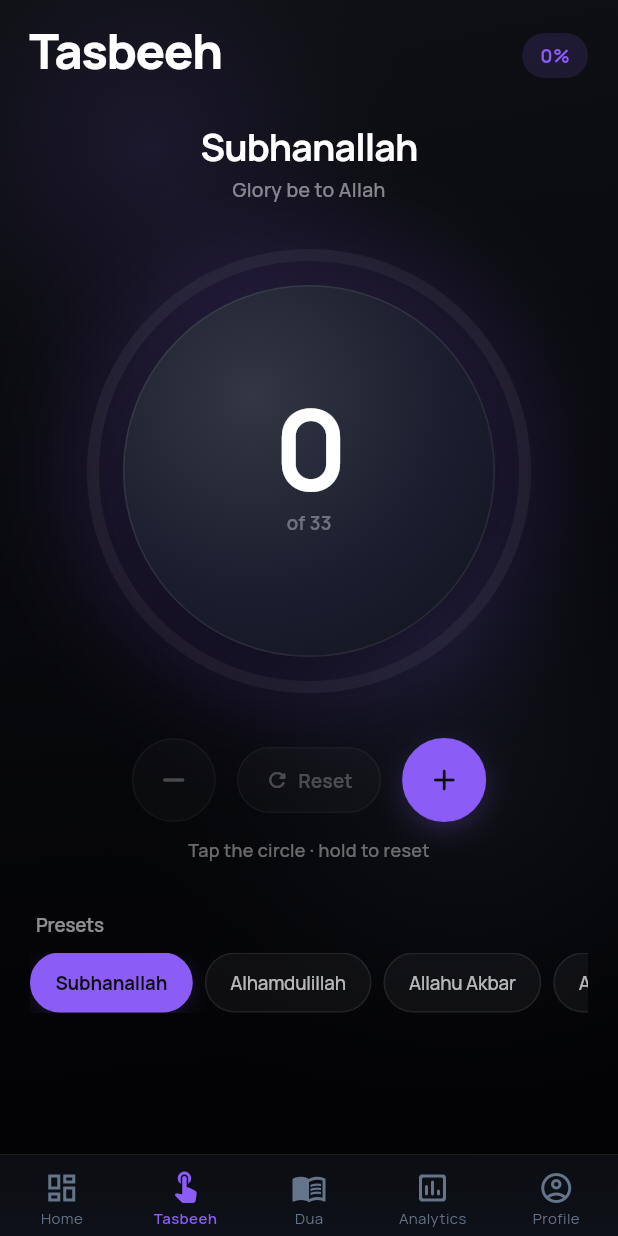
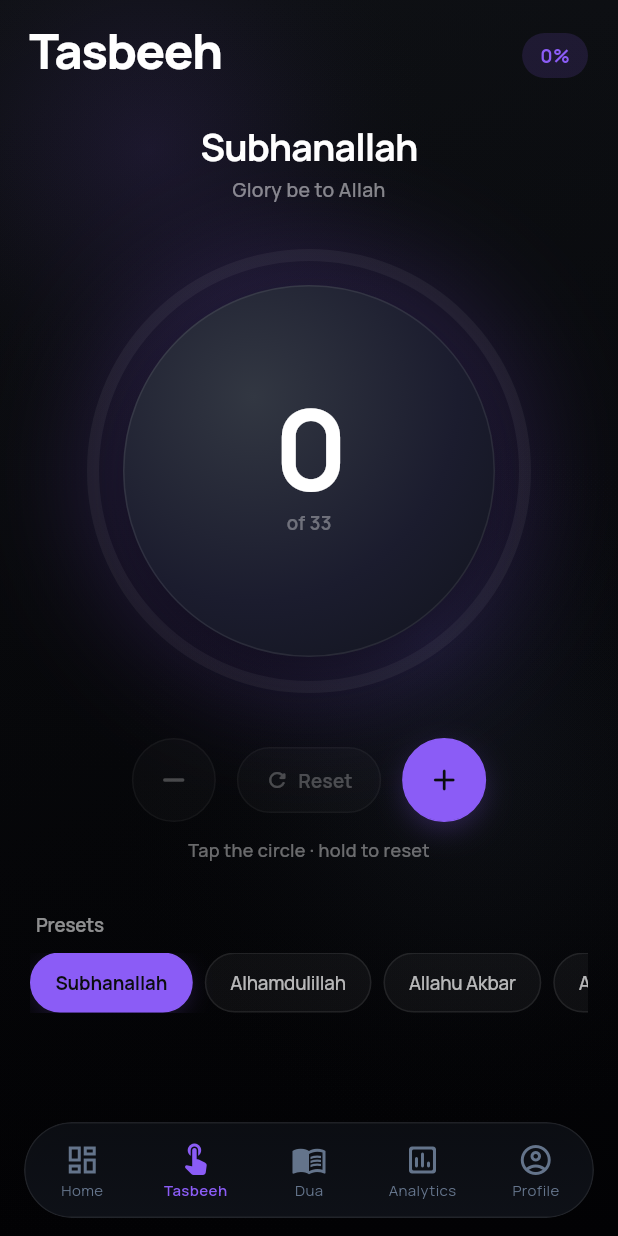
Before and after one commit to Ibrohim-18/in-salah, a Flutter app: the MainNavigationScreen screen opened directly, item 2 of the bottom bar chosen, on a phone screen of 412 x 824 dp. Run offline on Flutter 3.47's test engine with Material 3 defaults, Android fonts, the phone set to English and light mode, and no system bars; our stand-ins replace adhan, app_links, audioplayers, flutter_local_notifications, flutter_secure_storage, flutter_timezone and 9 more; missing offline and left inert: workmanager; accounts and stored records are empty; statements that could not run were skipped.

Commit message:
Make bottom nav bar and Quran player floating rounded islands
Co-Authored-By: Claude Opus 4.8 <noreply@anthropic.com>

```diff
--- a/lib/screens/main_navigation_screen.dart
+++ b/lib/screens/main_navigation_screen.dart
@@ -95,11 +95,17 @@ class _MainNavigationScreenState extends State<MainNavigationScreen> {
     final avatarPath = provider.settings.avatarPath;
     final avatarImage = provider.avatarImage;
 
-    return ClipRect(
+    return SafeArea(
+      top: false,
+      child: Padding(
+        padding: const EdgeInsets.fromLTRB(16, 0, 16, 12),
+        child: ClipRRect(
+          borderRadius: BorderRadius.circular(32),
           child: BackdropFilter(
             filter: ImageFilter.blur(sigmaX: 30, sigmaY: 30),
             child: Container(
               decoration: BoxDecoration(
+                borderRadius: BorderRadius.circular(32),
                 gradient: LinearGradient(
                   begin: Alignment.topCenter,
                   end: Alignment.bottomCenter,
@@ -108,16 +114,19 @@ class _MainNavigationScreenState extends State<MainNavigationScreen> {
                     AppTheme.surface.withValues(alpha: 0.92),
                   ],
                 ),
-            border: Border(
-              top: BorderSide(
-                color: Colors.white.withValues(alpha: 0.06),
+                border: Border.all(
+                  color: Colors.white.withValues(alpha: 0.08),
                 ),
+                boxShadow: [
+                  BoxShadow(
+                    color: Colors.black.withValues(alpha: 0.35),
+                    blurRadius: 24,
+                    offset: const Offset(0, 8),
                   ),
+                ],
               ),
-          child: SafeArea(
-            top: false,
               child: Padding(
-              padding: const EdgeInsets.only(top: 6, bottom: 2),
+                padding: const EdgeInsets.symmetric(vertical: 8),
                 child: Row(
                   children: List.generate(_destinations.length, (index) {
                     final destination = _destinations[index];
@@ -137,6 +146,7 @@ class _MainNavigationScreenState extends State<MainNavigationScreen> {
                           : null,
                     );
                   }),
+                ),
               ),
             ),
           ),
@@ -242,7 +252,7 @@ class _MainNavigationScreenState extends State<MainNavigationScreen> {
         child: Image(
           image: imageProvider,
           fit: BoxFit.cover,
-          errorBuilder: (_, __, ___) => fallback,
+          errorBuilder: (_, _, _) => fallback,
         ),
       ),
     );
```
Also changed, not shown: lib/screens/quran_reader_screen.dart (+21 -5 lines). Lines whose indentation alone changed are shown as unchanged.
